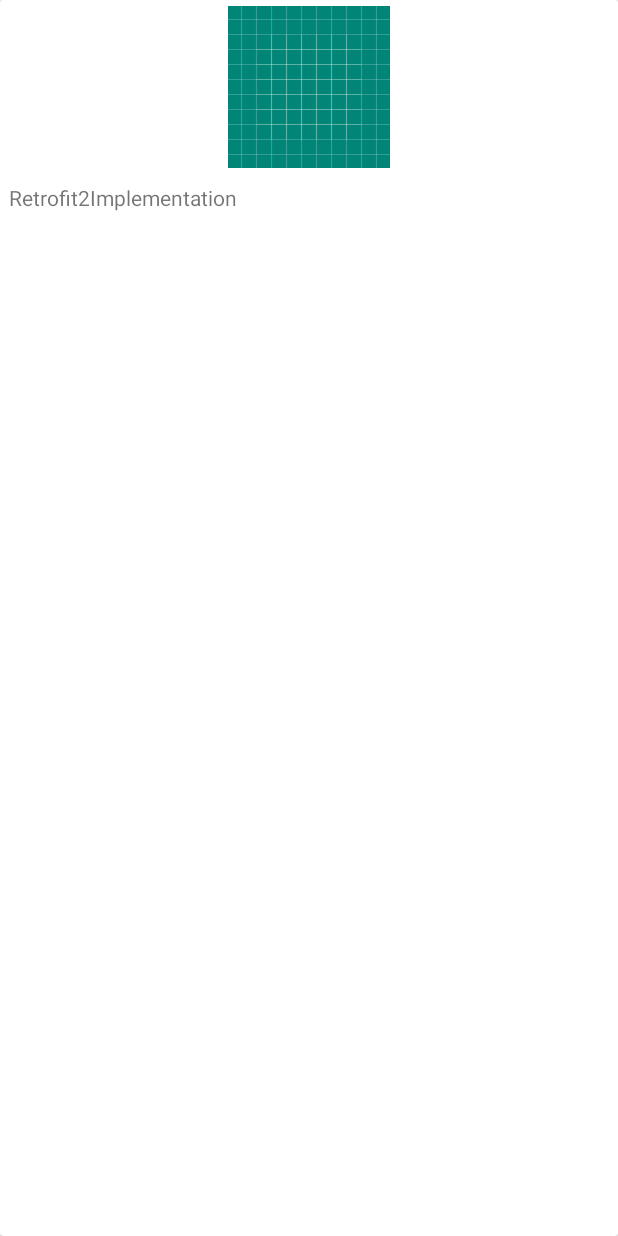
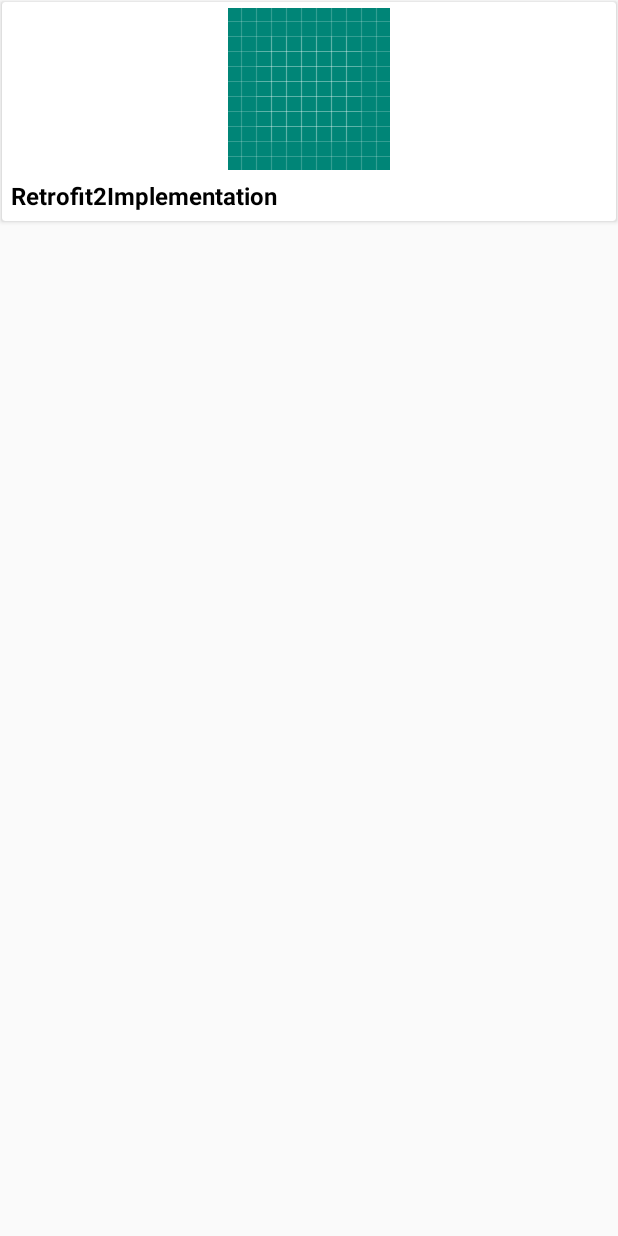
Before and after one commit to kiranofans/Android-Basics, an Android app: the layout recview_item_layout.xml on its own in the app's theme, with its tools: preview values and no code run, on a phone screen of 412 x 824 dp. Run offline under Robolectric (Android 15) with nearby library versions, the phone set to English and light mode, and no system bars.

```diff
--- a/Retrofit2Implementation/app/build.gradle
+++ b/Retrofit2Implementation/app/build.gradle
@@ -27,7 +27,8 @@ dependencies {
     androidTestImplementation 'androidx.test:runner:1.2.0'
     androidTestImplementation 'androidx.test.espresso:espresso-core:3.2.0'
 
-    implementation 'com.squareup.picasso:picasso:2.71828'
+    implementation 'com.github.bumptech.glide:glide:4.9.0'
+    annotationProcessor 'com.github.bumptech.glide:compiler:4.9.0'
 
     //components
     implementation 'com.android.support:recyclerview-v7:29.0.1'
--- a/Retrofit2Implementation/app/src/main/AndroidManifest.xml
+++ b/Retrofit2Implementation/app/src/main/AndroidManifest.xml
@@ -6,7 +6,7 @@
     <application
         android:allowBackup="true"
         android:icon="@mipmap/ic_launcher"
-        android:label="@string/app_name"
+        android:label="Retrofit2 News API"
         android:roundIcon="@mipmap/ic_launcher_round"
         android:supportsRtl="true"
         android:theme="@style/AppTheme">
--- a/Retrofit2Implementation/app/src/main/java/Model/NewsModResponse.java
+++ b/Retrofit2Implementation/app/src/main/java/Model/NewsModResponse.java
@@ -81,6 +81,10 @@ public class NewsModResponse {
             this.urlToImage = imgUrl;
         }
 
+        public Article(String title) {
+            this.title = title;
+        }
+
         public Source getSource() {
             return source;
         }
--- a/Retrofit2Implementation/app/src/main/java/project/android_projects/com/retrofit2implementation/ApiConstants.java
+++ b/Retrofit2Implementation/app/src/main/java/project/android_projects/com/retrofit2implementation/ApiConstants.java
@@ -4,6 +4,6 @@ public class ApiConstants {
     public static final String API_KEY = "c44b38deba074d9ab0fef1e359c80072";
     public static final String BASE_URL = "https://newsapi.org";
 
-    public static final String BUSINESS_HEADLINES_URL ="/v2/top-headlines";
+    public static final String BUSINESS_HEADLINES_URL = "/v2/top-headlines";
 
 }
--- a/Retrofit2Implementation/app/src/main/res/layout/activity_main.xml
+++ b/Retrofit2Implementation/app/src/main/res/layout/activity_main.xml
@@ -3,7 +3,7 @@
     xmlns:tools="http://schemas.android.com/tools"
     android:orientation="vertical"
     android:layout_width="match_parent"
-    android:layout_height="match_parent"
+    android:layout_height="wrap_content"
     tools:context=".MainActivity">
 
     <androidx.recyclerview.widget.RecyclerView
@@ -12,6 +12,5 @@
         android:layout_height="wrap_content"
         android:layout_margin="4dp"
         android:padding="4dp"/>
-    <include layout="@layout/recview_item_layout"/>
 
 </LinearLayout>
--- a/Retrofit2Implementation/app/src/main/res/layout/recview_item_layout.xml
+++ b/Retrofit2Implementation/app/src/main/res/layout/recview_item_layout.xml
@@ -1,26 +1,35 @@
 <?xml version="1.0" encoding="utf-8"?>
 <androidx.cardview.widget.CardView xmlns:android="http://schemas.android.com/apk/res/android"
-    android:orientation="vertical" android:layout_width="match_parent"
-    android:layout_height="match_parent">
+    android:layout_width="match_parent"
+    android:layout_height="wrap_content"
+    android:paddingBottom="4dp"
+    android:layout_margin="@dimen/cardview_compat_inset_shadow"
+    android:orientation="vertical">
 
     <LinearLayout
-        android:orientation="vertical"
         android:layout_width="match_parent"
-        android:layout_height="wrap_content">
+        android:layout_height="wrap_content"
+        android:orientation="vertical">
 
         <ImageView
             android:id="@+id/recImgView"
-            android:src="@drawable/ic_launcher_background"
             android:layout_width="match_parent"
             android:layout_height="wrap_content"
-            android:layout_margin="4dp"/>
+            android:layout_margin="4dp"
+            android:src="@drawable/ic_launcher_background" />
+
         <TextView
             android:id="@+id/news_title_tv"
             android:layout_width="match_parent"
             android:layout_height="wrap_content"
+            android:layout_marginStart="4dp"
+            android:layout_marginEnd="4dp"
+            android:layout_marginBottom="4dp"
             android:padding="2dp"
-            android:layout_margin="4dp"
-            android:text="@string/app_name"/>
+            android:text="@string/app_name"
+            android:textColor="@android:color/black"
+            android:textSize="16sp"
+            android:textStyle="bold" />
     </LinearLayout>
 
 </androidx.cardview.widget.CardView>
```
Also changed, not shown: Retrofit2Implementation/app/src/main/java/Adapter/BaseViewHolder.java (added, +15 -0 lines), Retrofit2Implementation/app/src/main/java/Adapter/MyRecyclerViewAdapter.java (+18 -14 lines), Retrofit2Implementation/app/src/main/java/project/android_projects/com/retrofit2implementation/MainActivity.java (+17 -24 lines), Retrofit2Implementation/app/src/main/java/project/android_projects/com/retrofit2implementation/RetrofitAPIService.java (+4 -4 lines).
